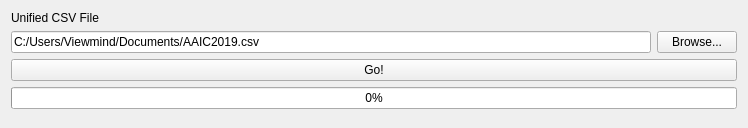
This is MassBindingFixationDrawer/src/massbindingfixationdrawer.ui in ViewMind/VMAPP as Qt 5 draws it before an edit. The edited form follows.
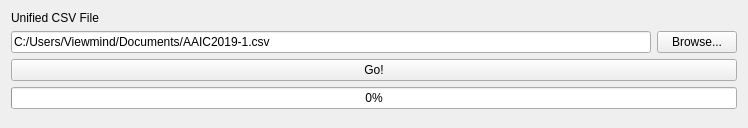
This is the edited form.

Commit message: Se cabia la ui del mass binding fix drawer

What changed in the file:
```diff
--- a/MassBindingFixationDrawer/src/massbindingfixationdrawer.ui
+++ b/MassBindingFixationDrawer/src/massbindingfixationdrawer.ui
@@ -27,7 +27,7 @@
       <item>
        <widget class="QLineEdit" name="lineEdit">
         <property name="text">
-         <string>C:/Users/Viewmind/Documents/AAIC2019.csv</string>
+         <string>C:/Users/Viewmind/Documents/AAIC2019-1.csv</string>
         </property>
        </widget>
       </item>
```
